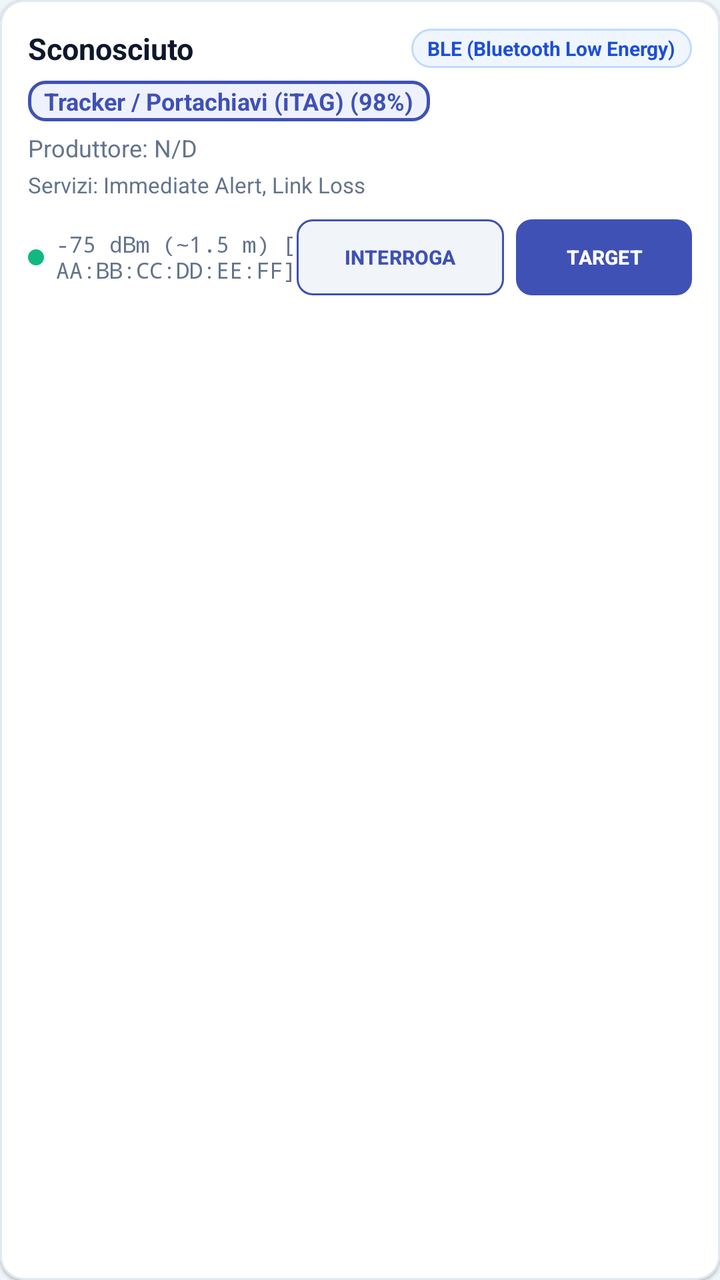
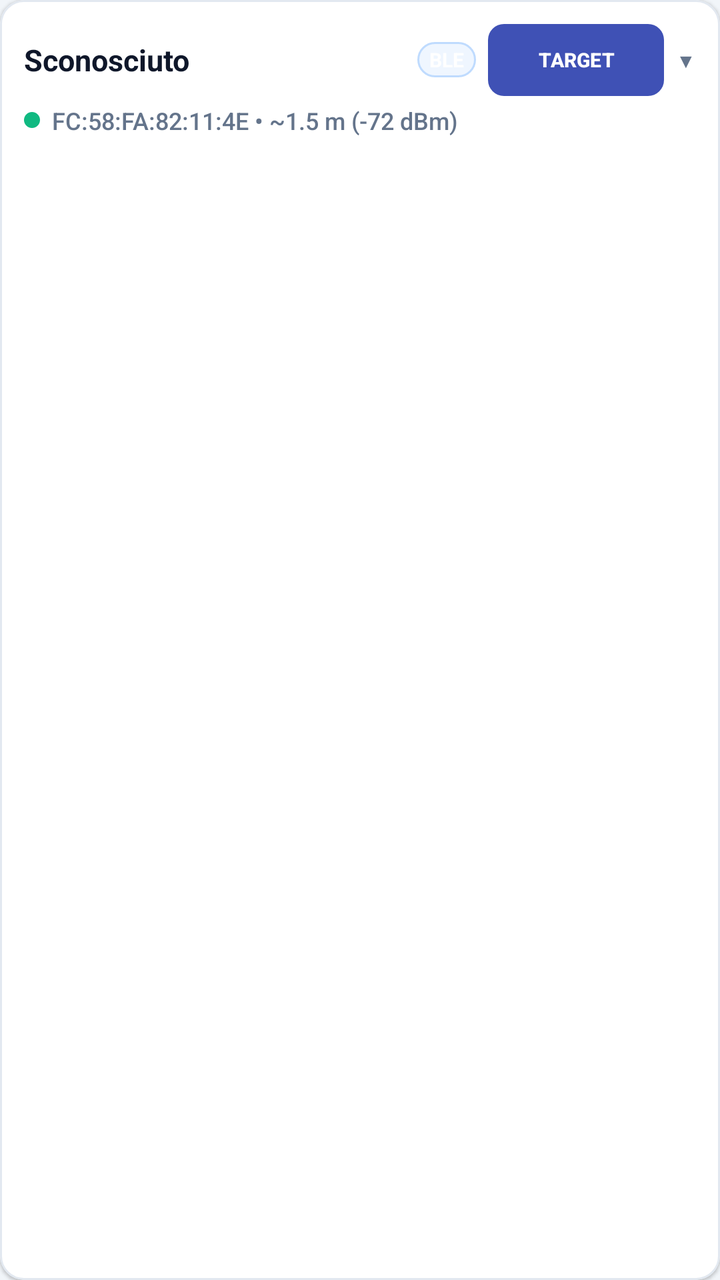

Before-and-after screenshots of an Android layout around one commit, followed by the original layout XML and the change that was made.
<!-- AndroidManifest.xml: application theme Theme.ItagScanner -->
<!-- res/layout/device_list_item.xml -->
<?xml version="1.0" encoding="utf-8"?>
<com.google.android.material.card.MaterialCardView xmlns:android="http://schemas.android.com/apk/res/android"
    xmlns:app="http://schemas.android.com/apk/res-auto"
    android:layout_width="match_parent"
    android:layout_height="wrap_content"
    android:layout_marginBottom="8dp"
    app:cardCornerRadius="12dp"
    app:cardElevation="1dp"
    app:strokeWidth="1dp"
    app:strokeColor="@color/card_stroke"
    app:cardBackgroundColor="@color/card_background">

    <LinearLayout
        android:layout_width="match_parent"
        android:layout_height="wrap_content"
        android:orientation="vertical"
        android:padding="14dp">

        
        <LinearLayout
            android:layout_width="match_parent"
            android:layout_height="wrap_content"
            android:orientation="horizontal"
            android:gravity="center_vertical">

            <TextView
                android:id="@+id/nameText"
                android:layout_width="0dp"
                android:layout_height="wrap_content"
                android:layout_weight="1"
                android:text="Sconosciuto"
                android:textSize="15sp"
                android:textStyle="bold"
                android:textColor="@color/text_primary"
                android:ellipsize="end"
                android:maxLines="1" />

            <TextView
                android:id="@+id/technologyBadge"
                android:layout_width="wrap_content"
                android:layout_height="wrap_content"
                android:text="BLE (Bluetooth Low Energy)"
                android:textSize="10sp"
                android:textStyle="bold"
                android:paddingStart="8dp"
                android:paddingEnd="8dp"
                android:paddingTop="3dp"
                android:paddingBottom="3dp"
                android:background="@drawable/bg_badge_ble"
                android:textColor="@color/ble_badge_text" />
        </LinearLayout>

        
        <LinearLayout
            android:layout_width="match_parent"
            android:layout_height="wrap_content"
            android:orientation="horizontal"
            android:gravity="center_vertical"
            android:layout_marginTop="6dp">

            <TextView
                android:id="@+id/typeText"
                android:layout_width="wrap_content"
                android:layout_height="wrap_content"
                android:text="Tracker / Portachiavi (iTAG) (98%)"
                android:textSize="12sp"
                android:textStyle="bold"
                android:textColor="@color/primary_indigo"
                android:background="@drawable/bg_chip_selected"
                android:paddingStart="8dp"
                android:paddingEnd="8dp"
                android:paddingTop="2dp"
                android:paddingBottom="2dp" />
        </LinearLayout>

        
        <TextView
            android:id="@+id/manufacturerText"
            android:layout_width="match_parent"
            android:layout_height="wrap_content"
            android:text="Produttore: N/D"
            android:textSize="12sp"
            android:textColor="@color/text_secondary"
            android:layout_marginTop="5dp" />

        
        <TextView
            android:id="@+id/uuidText"
            android:layout_width="match_parent"
            android:layout_height="wrap_content"
            android:text="Servizi: Immediate Alert, Link Loss"
            android:textSize="11sp"
            android:textColor="@color/text_secondary"
            android:layout_marginTop="3dp"
            android:maxLines="2"
            android:ellipsize="end" />

        
        <TextView
            android:id="@+id/modelIdText"
            android:layout_width="match_parent"
            android:layout_height="wrap_content"
            android:text="Fast Pair Model ID: N/D"
            android:textSize="11sp"
            android:textColor="#1976D2"
            android:visibility="gone"
            android:layout_marginTop="2dp" />

        
        <LinearLayout
            android:layout_width="match_parent"
            android:layout_height="wrap_content"
            android:orientation="horizontal"
            android:gravity="center_vertical"
            android:layout_marginTop="10dp">

            
            <View
                android:id="@+id/rssiDot"
                android:layout_width="8dp"
                android:layout_height="8dp"
                android:background="@drawable/dot_indicator"
                android:backgroundTint="@color/target_active_green" />

            <TextView
                android:id="@+id/rssiText"
                android:layout_width="0dp"
                android:layout_height="wrap_content"
                android:layout_weight="1"
                android:layout_marginStart="6dp"
                android:text="-75 dBm (~1.5 m) [AA:BB:CC:DD:EE:FF]"
                android:textSize="11sp"
                android:fontFamily="monospace"
                android:textColor="@color/text_secondary" />

            
            <com.google.android.material.button.MaterialButton
                android:id="@+id/inspectButton"
                android:layout_width="wrap_content"
                android:layout_height="38dp"
                android:text="INTERROGA"
                android:textSize="10sp"
                android:textStyle="bold"
                android:textColor="#3F51B5"
                app:strokeColor="#3F51B5"
                app:strokeWidth="1dp"
                app:backgroundTint="#F1F5F9"
                app:cornerRadius="8dp"
                android:insetTop="0dp"
                android:insetBottom="0dp"
                android:paddingStart="8dp"
                android:paddingEnd="8dp"
                android:layout_marginEnd="6dp" />

            
            <com.google.android.material.button.MaterialButton
                android:id="@+id/selectButton"
                android:layout_width="wrap_content"
                android:layout_height="38dp"
                android:text="TARGET"
                android:textSize="10sp"
                android:textStyle="bold"
                android:textColor="#FFFFFF"
                app:backgroundTint="@color/primary_indigo"
                app:cornerRadius="8dp"
                android:insetTop="0dp"
                android:insetBottom="0dp"
                android:paddingStart="10dp"
                android:paddingEnd="10dp" />
        </LinearLayout>

    </LinearLayout>

</com.google.android.material.card.MaterialCardView>
<!-- resources referenced by this layout -->
<resources>
  <color name="ble_badge_text">#1D4ED8</color>
  <color name="card_background">#FFFFFF</color>
  <color name="card_stroke">#E2E8F0</color>
  <color name="primary_indigo">#3F51B5</color>
  <color name="target_active_green">#10B981</color>
  <color name="text_primary">#0F172A</color>
  <color name="text_secondary">#64748B</color>
  <!-- drawable bg_badge_ble (drawable) -->
  <?xml version="1.0" encoding="utf-8"?>
  <shape xmlns:android="http://schemas.android.com/apk/res/android"
      android:shape="rectangle">
      <solid android:color="#EFF6FF" />
      <stroke android:width="1dp" android:color="#BFDBFE" />
      <corners android:radius="12dp" />
  </shape>
  <!-- drawable bg_chip_selected (drawable) -->
  <?xml version="1.0" encoding="utf-8"?>
  <shape xmlns:android="http://schemas.android.com/apk/res/android"
      android:shape="rectangle">
      <solid android:color="#EEF2FF" />
      <stroke android:width="1.5dp" android:color="#3F51B5" />
      <corners android:radius="8dp" />
  </shape>
  <!-- drawable dot_indicator (drawable) -->
  <?xml version="1.0" encoding="utf-8"?>
  <shape xmlns:android="http://schemas.android.com/apk/res/android"
      android:shape="oval">
      <solid android:color="#94A3B8" />
      <size android:width="10dp" android:height="10dp" />
  </shape>
  <style name="Theme.ItagScanner" parent="Theme.Material3.Light.NoActionBar">
          <item name="colorPrimary">@color/colorPrimary</item>
          <item name="colorPrimaryDark">@color/colorPrimaryDark</item>
          <item name="colorAccent">@color/colorPrimary</item>
          <item name="android:windowBackground">@color/page_background</item>
          <item name="android:statusBarColor">@color/colorPrimaryDark</item>
      </style>
  <color name="colorPrimary">#3F51B5</color>
  <color name="colorPrimaryDark">#303F9F</color>
  <color name="page_background">#F1F5F9</color>
</resources>

<!-- the commit's change to res/layout/device_list_item.xml (unified diff, before → after) -->
@@ -14,7 +14,7 @@
         android:layout_width="match_parent"
         android:layout_height="wrap_content"
         android:orientation="vertical"
-        android:padding="14dp">
+        android:padding="12dp">
 
         
         <LinearLayout
@@ -35,128 +35,27 @@
                 android:ellipsize="end"
                 android:maxLines="1" />
 
+            
             <TextView
                 android:id="@+id/technologyBadge"
                 android:layout_width="wrap_content"
                 android:layout_height="wrap_content"
-                android:text="BLE (Bluetooth Low Energy)"
-                android:textSize="10sp"
-                android:textStyle="bold"
-                android:paddingStart="8dp"
-                android:paddingEnd="8dp"
-                android:paddingTop="3dp"
-                android:paddingBottom="3dp"
+                android:text="BLE"
+                android:textSize="10sp"
+                android:textStyle="bold"
+                android:paddingStart="6dp"
+                android:paddingEnd="6dp"
+                android:paddingTop="2dp"
+                android:paddingBottom="2dp"
                 android:background="@drawable/bg_badge_ble"
-                android:textColor="@color/ble_badge_text" />
-        </LinearLayout>
-
-        
-        <LinearLayout
-            android:layout_width="match_parent"
-            android:layout_height="wrap_content"
-            android:orientation="horizontal"
-            android:gravity="center_vertical"
-            android:layout_marginTop="6dp">
-
-            <TextView
-                android:id="@+id/typeText"
-                android:layout_width="wrap_content"
-                android:layout_height="wrap_content"
-                android:text="Tracker / Portachiavi (iTAG) (98%)"
-                android:textSize="12sp"
-                android:textStyle="bold"
-                android:textColor="@color/primary_indigo"
-                android:background="@drawable/bg_chip_selected"
-                android:paddingStart="8dp"
-                android:paddingEnd="8dp"
-                android:paddingTop="2dp"
-                android:paddingBottom="2dp" />
-        </LinearLayout>
-
-        
-        <TextView
-            android:id="@+id/manufacturerText"
-            android:layout_width="match_parent"
-            android:layout_height="wrap_content"
-            android:text="Produttore: N/D"
-            android:textSize="12sp"
-            android:textColor="@color/text_secondary"
-            android:layout_marginTop="5dp" />
-
-        
-        <TextView
-            android:id="@+id/uuidText"
-            android:layout_width="match_parent"
-            android:layout_height="wrap_content"
-            android:text="Servizi: Immediate Alert, Link Loss"
-            android:textSize="11sp"
-            android:textColor="@color/text_secondary"
-            android:layout_marginTop="3dp"
-            android:maxLines="2"
-            android:ellipsize="end" />
-
-        
-        <TextView
-            android:id="@+id/modelIdText"
-            android:layout_width="match_parent"
-            android:layout_height="wrap_content"
-            android:text="Fast Pair Model ID: N/D"
-            android:textSize="11sp"
-            android:textColor="#1976D2"
-            android:visibility="gone"
-            android:layout_marginTop="2dp" />
-
-        
-        <LinearLayout
-            android:layout_width="match_parent"
-            android:layout_height="wrap_content"
-            android:orientation="horizontal"
-            android:gravity="center_vertical"
-            android:layout_marginTop="10dp">
-
-            
-            <View
-                android:id="@+id/rssiDot"
-                android:layout_width="8dp"
-                android:layout_height="8dp"
-                android:background="@drawable/dot_indicator"
-                android:backgroundTint="@color/target_active_green" />
-
-            <TextView
-                android:id="@+id/rssiText"
-                android:layout_width="0dp"
-                android:layout_height="wrap_content"
-                android:layout_weight="1"
-                android:layout_marginStart="6dp"
-                android:text="-75 dBm (~1.5 m) [AA:BB:CC:DD:EE:FF]"
-                android:textSize="11sp"
-                android:fontFamily="monospace"
-                android:textColor="@color/text_secondary" />
-
-            
-            <com.google.android.material.button.MaterialButton
-                android:id="@+id/inspectButton"
-                android:layout_width="wrap_content"
-                android:layout_height="38dp"
-                android:text="INTERROGA"
-                android:textSize="10sp"
-                android:textStyle="bold"
-                android:textColor="#3F51B5"
-                app:strokeColor="#3F51B5"
-                app:strokeWidth="1dp"
-                app:backgroundTint="#F1F5F9"
-                app:cornerRadius="8dp"
-                android:insetTop="0dp"
-                android:insetBottom="0dp"
-                android:paddingStart="8dp"
-                android:paddingEnd="8dp"
+                android:textColor="#FFFFFF"
                 android:layout_marginEnd="6dp" />
 
             
             <com.google.android.material.button.MaterialButton
                 android:id="@+id/selectButton"
                 android:layout_width="wrap_content"
-                android:layout_height="38dp"
+                android:layout_height="36dp"
                 android:text="TARGET"
                 android:textSize="10sp"
                 android:textStyle="bold"
@@ -167,8 +66,142 @@
                 android:insetBottom="0dp"
                 android:paddingStart="10dp"
                 android:paddingEnd="10dp" />
+
+            <TextView
+                android:id="@+id/expandArrow"
+                android:layout_width="wrap_content"
+                android:layout_height="wrap_content"
+                android:text="▼"
+                android:textSize="10sp"
+                android:textColor="@color/text_secondary"
+                android:layout_marginStart="6dp" />
         </LinearLayout>
 
+        
+        <LinearLayout
+            android:layout_width="match_parent"
+            android:layout_height="wrap_content"
+            android:orientation="horizontal"
+            android:gravity="center_vertical"
+            android:layout_marginTop="4dp">
+
+            <View
+                android:id="@+id/rssiDot"
+                android:layout_width="8dp"
+                android:layout_height="8dp"
+                android:background="@drawable/dot_indicator"
+                android:backgroundTint="@color/target_active_green" />
+
+            <TextView
+                android:id="@+id/rssiText"
+                android:layout_width="wrap_content"
+                android:layout_height="wrap_content"
+                android:layout_marginStart="6dp"
+                android:text="FC:58:FA:82:11:4E • ~1.5 m (-72 dBm)"
+                android:textSize="12sp"
+                android:fontFamily="sans-serif-medium"
+                android:textColor="@color/text_secondary" />
+        </LinearLayout>
+
+        
+        <LinearLayout
+            android:id="@+id/expandedDetailContainer"
+            android:layout_width="match_parent"
+            android:layout_height="wrap_content"
+            android:orientation="vertical"
+            android:visibility="gone"
+            android:layout_marginTop="10dp"
+            android:paddingTop="10dp"
+            android:background="#F8FAFC"
+            android:padding="10dp">
+
+            
+            <TextView
+                android:id="@+id/typeText"
+                android:layout_width="wrap_content"
+                android:layout_height="wrap_content"
+                android:text="Tracker / Portachiavi (iTAG) (98%)"
+                android:textSize="11sp"
+                android:textStyle="bold"
+                android:textColor="@color/primary_indigo"
+                android:background="@drawable/bg_chip_selected"
+                android:paddingStart="8dp"
+                android:paddingEnd="8dp"
+                android:paddingTop="2dp"
+                android:paddingBottom="2dp" />
+
+            
+            <TextView
+                android:id="@+id/manufacturerText"
+                android:layout_width="match_parent"
+                android:layout_height="wrap_content"
+                android:text="Produttore: Nordic Semiconductor"
+                android:textSize="11sp"
+                android:textColor="@color/text_secondary"
+                android:layout_marginTop="4dp" />
+
+            
+            <TextView
+                android:id="@+id/uuidText"
+                android:layout_width="match_parent"
+                android:layout_height="wrap_content"
+                android:text="Servizi: Immediate Alert, Link Loss"
+                android:textSize="10sp"
+                android:textColor="@color/text_secondary"
+                android:layout_marginTop="3dp" />
+
+            
+            <TextView
+                android:id="@+id/modelIdText"
+                android:layout_width="match_parent"
+                android:layout_height="wrap_content"
+                android:text="Fast Pair Model ID: N/D"
+                android:textSize="10sp"
+                android:textColor="#1976D2"
+                android:visibility="gone"
+                android:layout_marginTop="2dp" />
+
+            
+            <LinearLayout
+                android:layout_width="match_parent"
+                android:layout_height="wrap_content"
+                android:orientation="horizontal"
+                android:gravity="end"
+                android:layout_marginTop="8dp">
+
+                <com.google.android.material.button.MaterialButton
+                    android:id="@+id/renameButton"
+                    style="@style/Widget.MaterialComponents.Button.OutlinedButton"
+                    android:layout_width="wrap_content"
+                    android:layout_height="36dp"
+                    android:text="Rinomina"
+                    android:textSize="10sp"
+                    android:textColor="@color/text_primary"
+                    app:cornerRadius="6dp"
+                    android:layout_marginEnd="6dp"
+                    android:insetTop="0dp"
+                    android:insetBottom="0dp" />
+
+                <com.google.android.material.button.MaterialButton
+                    android:id="@+id/inspectButton"
+                    android:layout_width="wrap_content"
+                    android:layout_height="36dp"
+                    android:text="INTERROGA DISPOSITIVO"
+                    android:textSize="10sp"
+                    android:textStyle="bold"
+                    android:textColor="#3F51B5"
+                    app:strokeColor="#3F51B5"
+                    app:strokeWidth="1dp"
+                    app:backgroundTint="#E0E7FF"
+                    app:cornerRadius="6dp"
+                    android:insetTop="0dp"
+                    android:insetBottom="0dp"
+                    android:paddingStart="8dp"
+                    android:paddingEnd="8dp" />
+            </LinearLayout>
+
+        </LinearLayout>
+
     </LinearLayout>
 
 </com.google.android.material.card.MaterialCardView>
<!-- resource entries referenced after the edit -->
@@ -1,6 +1,5 @@
 <!-- resources referenced by this layout -->
 <resources>
-  <color name="ble_badge_text">#1D4ED8</color>
   <color name="card_background">#FFFFFF</color>
   <color name="card_stroke">#E2E8F0</color>
   <color name="primary_indigo">#3F51B5</color>
